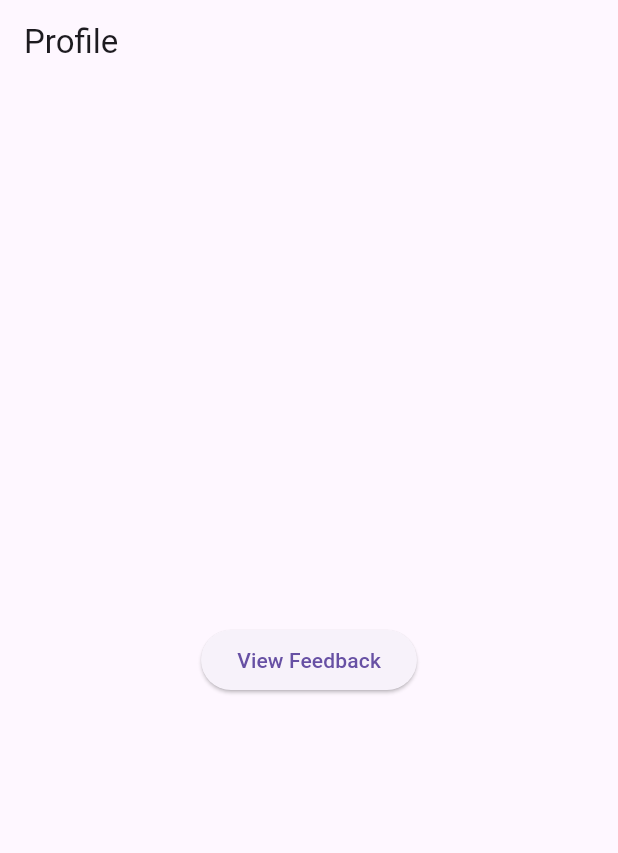
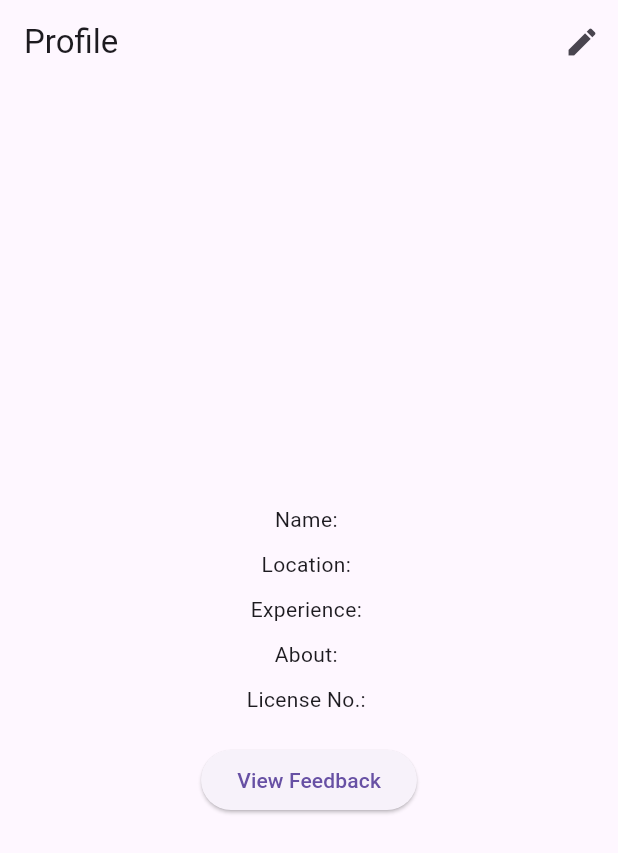
Before and after one commit to NithinYesudas/ClinicMate, a Flutter app: the ProfilePage screen opened directly, on a phone screen of 412 x 824 dp. Shown: the top 853 px of the screen. Run offline on Flutter 3.47's test engine with Material 3 defaults, Android fonts, the phone set to English and light mode, and no system bars; our stand-ins replace cloud_firestore, firebase_auth, firebase_core, flutter_svg, google_maps_flutter, shared_preferences and 1 more; accounts and stored records are empty.

Commit message:
update edit page dr

```diff
--- a/mini_pro_main/lib/doctor/update_profile.dart
+++ b/mini_pro_main/lib/doctor/update_profile.dart
@@ -1,16 +1,87 @@
-// TODO Implement this library.
+import 'package:cloud_firestore/cloud_firestore.dart';
+import 'package:firebase_auth/firebase_auth.dart';
 import 'package:flutter/material.dart';
-import 'feedback.dart'; // Import the FeedbackPage
+import 'feedback.dart';
+import 'doctor_profile_edit_page.dart'; // Import the DoctorProfileEditPage
 
-class ProfilePage extends StatelessWidget {
+class ProfilePage extends StatefulWidget {
+  @override
+  _ProfilePageState createState() => _ProfilePageState();
+}
+
+class _ProfilePageState extends State<ProfilePage> {
+  String? _name;
+  String? _location;
+  String? _experience;
+  String? _about;
+  String? _licenseNo;
+
+  @override
+  void initState() {
+    super.initState();
+    _fetchDoctorProfile();
+  }
+
+  Future<void> _fetchDoctorProfile() async {
+    final user = FirebaseAuth.instance.currentUser;
+    if (user != null) {
+      final docSnapshot = await FirebaseFirestore.instance
+          .collection('doctors')
+          .doc(user.uid)
+          .get();
+      if (docSnapshot.exists) {
+        final data = docSnapshot.data();
+        setState(() {
+          _name = data?['name'];
+          _location = data?['location'];
+          _experience = data?['experience'];
+          _about = data?['about'];
+          _licenseNo = data?['licenseNo'];
+        });
+      }
+    }
+  }
+
   @override
   Widget build(BuildContext context) {
     return Scaffold(
       appBar: AppBar(
         title: Text('Profile'),
+        actions: [
+          IconButton(
+            icon: Icon(Icons.edit),
+            onPressed: () {
+              Navigator.push(
+                context,
+                MaterialPageRoute(
+                  builder: (context) => DoctorProfileEditPage(
+                    name: _name,
+                    location: _location,
+                    experience: _experience,
+                    about: _about,
+                    licenseNo: _licenseNo,
+                  ),
+                ),
+              );
+            },
+          ),
+        ],
       ),
       body: Center(
-        child: ElevatedButton(
+        child: Column(
+          mainAxisAlignment: MainAxisAlignment.center,
+          children: [
+            Text('Name: $_name'),
+            SizedBox(height: 10),
+            Text('Location: $_location'),
+            SizedBox(height: 10),
+            Text('Experience: $_experience'),
+            SizedBox(height: 10),
+            Text('About: $_about'),
+            SizedBox(height: 10),
+            Text('License No.: $_licenseNo'),
+            SizedBox(height: 20),
+            ElevatedButton(
               onPressed: () {
                 Navigator.push(
                   context,
@@ -19,6 +90,8 @@ class ProfilePage extends StatelessWidget {
               },
               child: Text('View Feedback'),
             ),
+          ],
+        ),
       ),
     );
   }
```
Also changed, not shown: mini_pro_main/lib/doctor/doctor_profile_edit_page.dart (added, +123 -0 lines). Lines whose indentation alone changed are shown as unchanged.
